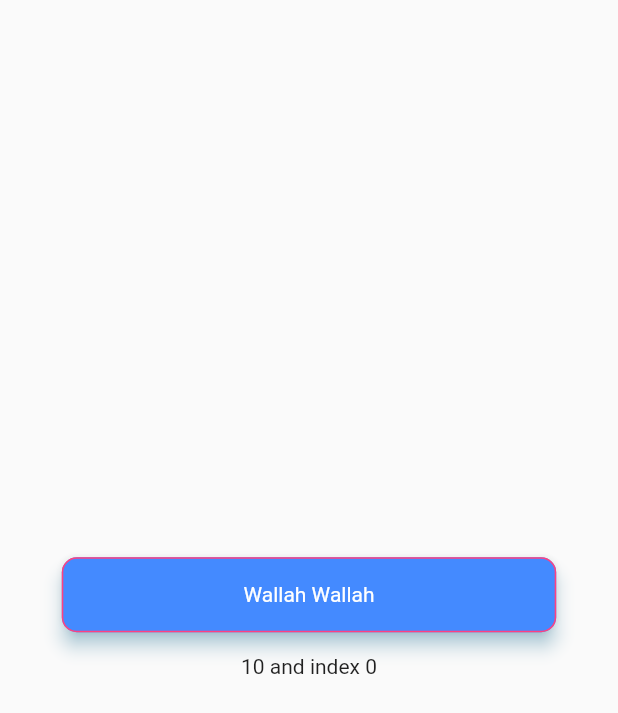
After one commit to 91priyansh/uiAndAnimation, a Flutter app: the InkEffectScreen screen opened by its route, after a tap on "Wallah Wallah", on a phone screen of 412 x 824 dp. The commit adds this screen. Shown: the top 713 px of the screen. Run offline on Flutter 3.47's test engine with Material 2 defaults, Android fonts, the phone set to English and light mode, and no system bars; our stand-ins replace flutter_bloc.

Commit message:
added inkeffect

```diff
--- a/lib/app/routes.dart
+++ b/lib/app/routes.dart
@@ -2,10 +2,12 @@ import 'package:flutter/cupertino.dart';
 import 'package:flutter/material.dart';
 import 'package:ui_animations/ui/screens/clipperScreen.dart';
 import 'package:ui_animations/ui/screens/contactAnimationScreen.dart';
+import 'package:ui_animations/ui/screens/curvesScreen.dart';
 import 'package:ui_animations/ui/screens/customPainerScreen.dart';
 import 'package:ui_animations/ui/screens/gridViewsScreen.dart';
 import 'package:ui_animations/ui/screens/hideShowAppbar.dart';
 import 'package:ui_animations/ui/screens/homeScreen.dart';
+import 'package:ui_animations/ui/screens/inkEffectScreen.dart';
 import 'package:ui_animations/ui/screens/menuAnimation.dart';
 import 'package:ui_animations/ui/screens/neumorphismScreen.dart';
 import 'package:ui_animations/ui/screens/numberAnimation.dart';
@@ -31,6 +33,8 @@ class Routes {
   static const String neumorphism = "/neumorphismScreen";
   static const String selectProfileAnimation = "/selectProfileAnimation";
   static const String menuAnimation = "/menuAnimation";
+  static const String curves = "/curves";
+  static const String inkEffect = "/inkEffect";
 
   static Route<dynamic> onGenerateRoute(RouteSettings routeSettings) {
     switch (routeSettings.name) {
@@ -62,7 +66,10 @@ class Routes {
         return CupertinoPageRoute(builder: (_) => SelectProfilePictureScreen());
       case menuAnimation:
         return CupertinoPageRoute(builder: (_) => MenuAnimaiton());
-
+      case curves:
+        return CupertinoPageRoute(builder: (_) => CurvesScreen());
+      case inkEffect:
+        return InkEffectScreen.route(routeSettings);
       default:
         return CupertinoPageRoute(builder: (context) => HomeScreen());
     }
--- /dev/null
+++ b/lib/ui/screens/curvesScreen.dart
@@ -0,0 +1,41 @@
+import 'package:flutter/material.dart';
+
+class CurvesScreen extends StatelessWidget {
+  const CurvesScreen({Key? key}) : super(key: key);
+
+  @override
+  Widget build(BuildContext context) {
+    return Scaffold(
+      body: Center(
+        child: CustomPaint(
+          painter: ShapePainter(),
+          size: Size(300, 300),
+        ),
+      ),
+    );
+  }
+}
+
+class ShapePainter extends CustomPainter {
+  @override
+  void paint(Canvas canvas, Size size) {
+    final Paint paint = Paint()
+      ..color = Colors.blueAccent
+      ..strokeWidth = 2.5
+      ..style = PaintingStyle.stroke;
+
+    final path = Path();
+    path.moveTo(0, size.height * (0.15));
+    path.quadraticBezierTo(size.width * (0.25), 0, size.width * (0.5), 0);
+    path.quadraticBezierTo(size.width * (0.7), size.height * 0.65, size.width,
+        size.height * (0.25));
+    //path.lineTo(size.width * (0.5), size.height * 0);
+    //path.lineTo(size.width, size.height * (0.25));
+    canvas.drawPath(path, paint);
+  }
+
+  @override
+  bool shouldRepaint(covariant CustomPainter oldDelegate) {
+    return false;
+  }
+}
--- a/lib/ui/screens/homeScreen.dart
+++ b/lib/ui/screens/homeScreen.dart
@@ -22,7 +22,9 @@ class _HomeScreenState extends State<HomeScreen> {
     "ContactAnimation",
     "Neumorphism",
     "SelectProfileAnimation",
-    "MenuAnimation"
+    "MenuAnimation",
+    "Curves",
+    "InkEffect"
   ];
   @override
   Widget build(BuildContext context) {
@@ -56,6 +58,11 @@ class _HomeScreenState extends State<HomeScreen> {
                 Navigator.of(context).pushNamed(Routes.selectProfileAnimation);
               } else if (examples[index] == "MenuAnimation") {
                 Navigator.of(context).pushNamed(Routes.menuAnimation);
+              } else if (examples[index] == "Curves") {
+                Navigator.of(context).pushNamed(Routes.curves);
+              } //
+              else if (examples[index] == "InkEffect") {
+                Navigator.of(context).pushNamed(Routes.inkEffect);
               }
             },
             title: Text(examples[index]),
--- /dev/null
+++ b/lib/ui/screens/inkEffectScreen.dart
@@ -0,0 +1,132 @@
+import 'dart:math';
+
+import 'package:flutter/cupertino.dart';
+import 'package:flutter/material.dart';
+import 'package:flutter_bloc/flutter_bloc.dart';
+
+@immutable
+class CubitState {}
+
+class Load extends CubitState {}
+
+class Fetched extends CubitState {
+  final int i;
+  Fetched({required this.i});
+}
+
+class TempCubit extends Cubit<CubitState> {
+  final int i;
+  TempCubit({required this.i}) : super(Load()) {
+    loadData();
+  }
+
+  void loadData() async {
+    await Future.delayed(Duration(seconds: 2));
+    emit(Fetched(i: 10));
+  }
+
+  void updateData() {
+    emit(Fetched(i: (state as Fetched).i + 1));
+  }
+}
+
+class InkEffectScreen extends StatelessWidget {
+  static Route<dynamic> route(RouteSettings routeSettings) {
+    return CupertinoPageRoute(
+      builder: (_) => BlocProvider<TempCubit>(
+        create: (_) => TempCubit(i: 5),
+        child: InkEffectScreen(),
+      ),
+    );
+  }
+
+  InkEffectScreen({Key? key}) : super(key: key);
+
+  @override
+  Widget build(BuildContext context) {
+    return Scaffold(
+      body: BlocBuilder<TempCubit, CubitState>(
+        bloc: context.read<TempCubit>(),
+        builder: (context, state) {
+          if (state is Fetched) {
+            return PageView.builder(
+                itemCount: 10,
+                itemBuilder: (_, index) {
+                  return Column(
+                    mainAxisAlignment: MainAxisAlignment.center,
+                    children: [
+                      Material(
+                        elevation: 5.0,
+                        color: Colors.blueAccent,
+                        shadowColor: Colors.lightBlueAccent.shade100,
+                        borderRadius: BorderRadius.circular(10.0),
+                        child: InkWell(
+                          borderRadius: BorderRadius.circular(10.0),
+                          splashColor: Colors.greenAccent.withOpacity(0.1),
+                          onTap: () {
+                            print("Hello");
+                          },
+                          child: Container(
+                            alignment: Alignment.center,
+                            child: Text(
+                              "Wallah Wallah",
+                              style: TextStyle(color: Colors.white),
+                            ),
+                            width: MediaQuery.of(context).size.width * (0.8),
+                            height: 50.0,
+                            decoration: BoxDecoration(
+                                border: Border.all(
+                                    color: Colors.pinkAccent.shade200),
+                                borderRadius: BorderRadius.circular(10.0)),
+                          ),
+                        ),
+                      ),
+                      SizedBox(
+                        height: 15.0,
+                      ),
+                      GestureDetector(
+                        onTap: () {
+                          context.read<TempCubit>().updateData();
+                        },
+                        child: Container(
+                          child: Text("${state.i} and index $index"),
+                          alignment: Alignment.center,
+                          color: Color(Random.secure().nextInt(32)),
+                        ),
+                      ),
+                    ],
+                  );
+                });
+          }
+          return Center(
+            child: Material(
+              elevation: 5.0,
+              color: Colors.blueAccent,
+              shadowColor: Colors.lightBlueAccent.shade100,
+              borderRadius: BorderRadius.circular(10.0),
+              child: InkWell(
+                borderRadius: BorderRadius.circular(10.0),
+                splashColor: Colors.greenAccent.withOpacity(0.1),
+                onTap: () {
+                  print("Hello");
+                },
+                child: Container(
+                  alignment: Alignment.center,
+                  child: Text(
+                    "Wallah Wallah",
+                    style: TextStyle(color: Colors.white),
+                  ),
+                  width: MediaQuery.of(context).size.width * (0.8),
+                  height: 50.0,
+                  decoration: BoxDecoration(
+                      border: Border.all(color: Colors.pinkAccent.shade200),
+                      borderRadius: BorderRadius.circular(10.0)),
+                ),
+              ),
+            ),
+          );
+        },
+      ),
+    );
+  }
+}
```
Also changed, not shown: pubspec.yaml (+2 -9 lines), pubspec.lock.
